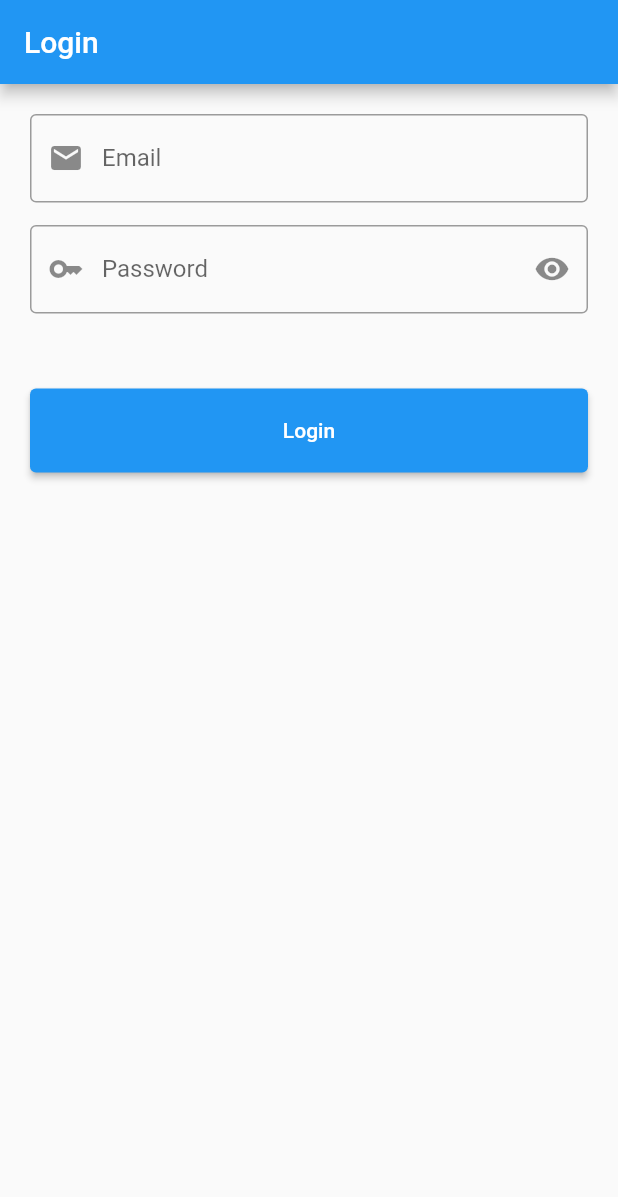
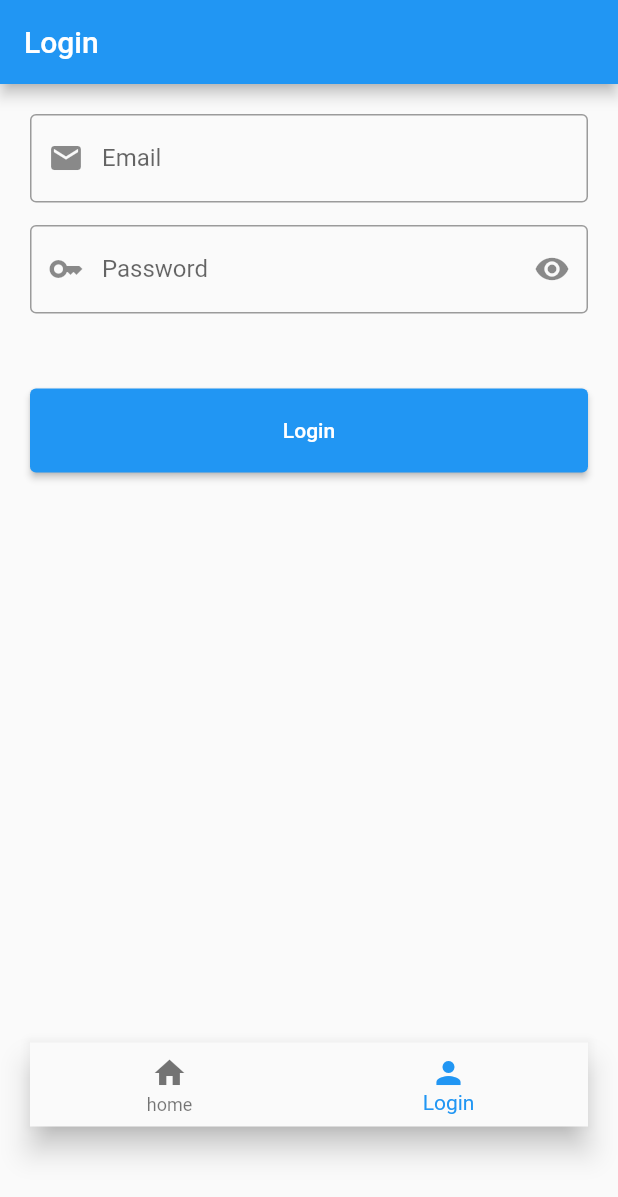
Before and after one commit to rifatsym/belajar_flutter, a Flutter app: the screen it shows after launch, item 2 of the bottom bar chosen, on a phone screen of 412 x 824 dp. Shown: the top 1197 px of the screen. Run offline on Flutter 3.47's test engine with Material 2 defaults, Android fonts, the phone set to English and light mode, and no system bars.

Commit message:
first init github

```diff
--- a/lib/login.dart
+++ b/lib/login.dart
@@ -75,6 +75,23 @@ class _HomePageState extends State<HomePage> {
           style: ElevatedButton.styleFrom(
               padding: EdgeInsets.symmetric(horizontal: 30, vertical: 20)),
         ),
+        Padding(padding: EdgeInsets.all(190.0)),
+        BottomNavigationBar(
+            currentIndex: 1,
+            onTap: (value) {
+              Navigator.push(
+                  context, MaterialPageRoute(builder: (context) => MyApp()));
+            },
+            items: [
+              BottomNavigationBarItem(
+                icon: Icon(Icons.home),
+                label: "home",
+              ),
+              BottomNavigationBarItem(
+                icon: Icon(Icons.person),
+                label: "Login",
+              ),
+            ]),
       ]),
     );
   }
--- a/lib/main.dart
+++ b/lib/main.dart
@@ -54,21 +54,28 @@ class _HomePageState extends State<HomePage> {
         child: Column(
           children: [
             Container(
-              alignment: Alignment.center,
-              color: Colors.deepPurpleAccent,
+              color: Colors.blue,
+              width: 320,
               height: 100,
-              width: double.infinity,
-              child: Text(
-                "Drawer Header",
-                style: TextStyle(
-                  color: Colors.white,
-                  fontSize: 25,
+              child: Center(
+                child: Text(
+                  "Drawer Header",
+                  style: TextStyle(color: Colors.white, fontSize: 25),
                 ),
               ),
             ),
-            ListView(
-              children: [],
-            )
+            ListTile(
+              leading: Icon(Icons.add_alert),
+              title: Text("Menu 1"),
+            ),
+            ListTile(
+              leading: Icon(Icons.apartment_outlined),
+              title: Text("Menu 2"),
+            ),
+            ListTile(
+              leading: Icon(Icons.accessible_forward_outlined),
+              title: Text("Menu 3"),
+            ),
           ],
         ),
       ),
```
